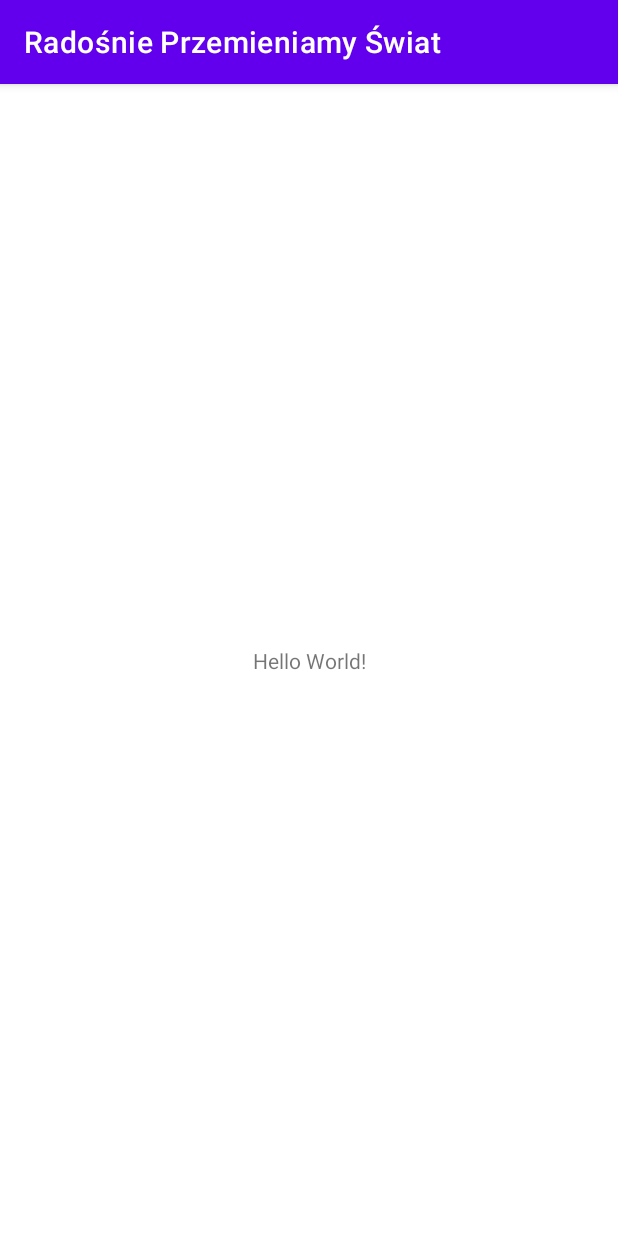
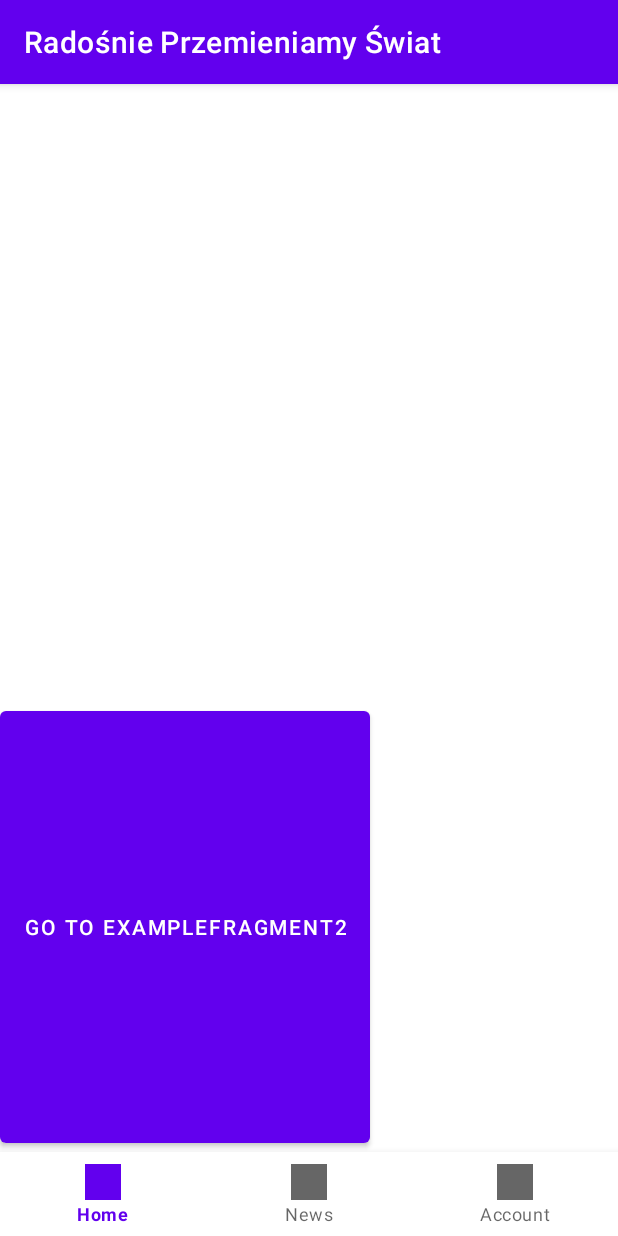
Before and after one commit to DamianSamek/radosnie_przemieniamy_swiat, an Android app: the screen it shows after launch (MainActivity), on a phone screen of 412 x 824 dp. Run offline under Robolectric (Android 15) with nearby library versions, the phone set to English and light mode, and no system bars; our stand-ins replace navigation-ui.

Commit message:
Setup navigation

```diff
--- /dev/null
+++ b/frontend/app/src/main/java/com/wsiz/projekt_zespolowy/ExampleFragment.kt
@@ -0,0 +1,28 @@
+package com.wsiz.projekt_zespolowy
+
+import android.os.Bundle
+import android.view.LayoutInflater
+import android.view.View
+import android.view.ViewGroup
+import androidx.fragment.app.Fragment
+import kotlinx.android.synthetic.main.example_fragment_layout.*
+
+class ExampleFragment : Fragment() {
+
+    override fun onCreateView(
+        inflater: LayoutInflater,
+        container: ViewGroup?,
+        savedInstanceState: Bundle?
+    ): View? {
+        return inflater.inflate(R.layout.example_fragment_layout, container, false)
+    }
+
+    override fun onViewCreated(view: View, savedInstanceState: Bundle?) {
+        super.onViewCreated(view, savedInstanceState)
+
+        button.setOnClickListener {
+            (activity as MainActivity).getNavController()
+                .navigate(R.id.action_exampleFragment_to_exampleFragment2)
+        }
+    }
+}
--- a/frontend/app/src/main/java/com/wsiz/projekt_zespolowy/MainActivity.kt
+++ b/frontend/app/src/main/java/com/wsiz/projekt_zespolowy/MainActivity.kt
@@ -1,11 +1,23 @@
 package com.wsiz.projekt_zespolowy
 
+import android.os.Bundle
 import androidx.appcompat.app.AppCompatActivity
-import android.os.Bundle
+import androidx.navigation.NavController
+import androidx.navigation.fragment.NavHostFragment
+import androidx.navigation.ui.setupWithNavController
+import kotlinx.android.synthetic.main.activity_main.*
 
 class MainActivity : AppCompatActivity() {
     override fun onCreate(savedInstanceState: Bundle?) {
         super.onCreate(savedInstanceState)
         setContentView(R.layout.activity_main)
+
+        bottomNavigationView.setupWithNavController(getNavController())
+    }
+
+    fun getNavController(): NavController {
+        val navigationHost: NavHostFragment =
+                supportFragmentManager.findFragmentById(R.id.fragmentContainer) as NavHostFragment
+        return navigationHost.navController
     }
 }
--- /dev/null
+++ b/frontend/app/src/main/res/anim/appearing_alpha.xml
@@ -0,0 +1,7 @@
+<?xml version="1.0" encoding="utf-8"?>
+<set xmlns:android="http://schemas.android.com/apk/res/android">
+    <alpha
+            android:duration="@android:integer/config_mediumAnimTime"
+            android:fromAlpha="0.0"
+            android:toAlpha="1.0" />
+</set>
--- /dev/null
+++ b/frontend/app/src/main/res/anim/disappearing_alpha.xml
@@ -0,0 +1,7 @@
+<?xml version="1.0" encoding="utf-8"?>
+<set xmlns:android="http://schemas.android.com/apk/res/android">
+    <alpha
+            android:duration="@android:integer/config_mediumAnimTime"
+            android:fromAlpha="1.0"
+            android:toAlpha="0.0" />
+</set>
--- a/frontend/app/src/main/res/layout/activity_main.xml
+++ b/frontend/app/src/main/res/layout/activity_main.xml
@@ -6,13 +6,20 @@
     android:layout_height="match_parent"
     tools:context=".MainActivity">
 
-    <TextView
-        android:layout_width="wrap_content"
+    <androidx.fragment.app.FragmentContainerView
+        android:id="@+id/fragmentContainer"
+        android:name="androidx.navigation.fragment.NavHostFragment"
+        android:layout_width="match_parent"
+        android:layout_height="0dp"
+        app:defaultNavHost="true"
+        app:layout_constraintTop_toTopOf="parent"
+        app:layout_constraintBottom_toTopOf="@+id/bottomNavigationView"
+        app:navGraph="@navigation/main_activity_navigation" />
+
+    <com.google.android.material.bottomnavigation.BottomNavigationView
+        android:id="@+id/bottomNavigationView"
+        android:layout_width="match_parent"
         android:layout_height="wrap_content"
-        android:text="Hello World!"
-        app:layout_constraintBottom_toBottomOf="parent"
-        app:layout_constraintLeft_toLeftOf="parent"
-        app:layout_constraintRight_toRightOf="parent"
-        app:layout_constraintTop_toTopOf="parent" />
-
+        app:menu="@menu/navigation_menu"
+        app:layout_constraintBottom_toBottomOf="parent"/>
 </androidx.constraintlayout.widget.ConstraintLayout>
--- /dev/null
+++ b/frontend/app/src/main/res/layout/example_fragment_layout.xml
@@ -0,0 +1,14 @@
+<?xml version="1.0" encoding="utf-8"?>
+<androidx.constraintlayout.widget.ConstraintLayout xmlns:android="http://schemas.android.com/apk/res/android"
+    xmlns:app="http://schemas.android.com/apk/res-auto"
+    android:layout_width="match_parent"
+    android:layout_height="match_parent">
+
+    <Button
+        android:id="@+id/button"
+        android:layout_width="wrap_content"
+        android:layout_height="300dp"
+        android:text="Go to ExampleFragment2"
+        app:layout_constraintBottom_toBottomOf="parent"
+        app:layout_constraintStart_toStartOf="parent" />
+</androidx.constraintlayout.widget.ConstraintLayout>
--- /dev/null
+++ b/frontend/app/src/main/res/menu/navigation_menu.xml
@@ -0,0 +1,20 @@
+<?xml version="1.0" encoding="utf-8"?>
+<menu xmlns:android="http://schemas.android.com/apk/res/android">
+    <item
+        android:id="@+id/exampleFragment"
+        android:icon="@drawable/ic_launcher_background"
+        android:menuCategory="secondary"
+        android:title="Home" />
+
+    <item
+        android:id="@+id/exampleFragment2"
+        android:icon="@drawable/ic_launcher_background"
+        android:menuCategory="secondary"
+        android:title="News" />
+
+    <item
+        android:id="@+id/exampleFragment3"
+        android:icon="@drawable/ic_launcher_background"
+        android:menuCategory="secondary"
+        android:title="Account" />
+</menu>
--- /dev/null
+++ b/frontend/app/src/main/res/navigation/main_activity_navigation.xml
@@ -0,0 +1,50 @@
+<?xml version="1.0" encoding="utf-8"?>
+<navigation xmlns:android="http://schemas.android.com/apk/res/android"
+    xmlns:app="http://schemas.android.com/apk/res-auto"
+    xmlns:tools="http://schemas.android.com/tools"
+    android:id="@+id/main_activity_navigation"
+    app:startDestination="@id/exampleFragment">
+
+    <fragment
+        android:id="@+id/exampleFragment"
+        android:name="com.wsiz.projekt_zespolowy.ExampleFragment"
+        tools:layout="@layout/example_fragment_layout">
+
+        <action
+            android:id="@+id/action_exampleFragment_to_exampleFragment2"
+            app:destination="@id/exampleFragment2"
+            app:enterAnim="@anim/appearing_alpha"
+            app:exitAnim="@anim/disappearing_alpha"
+            app:popEnterAnim="@anim/appearing_alpha"
+            app:popExitAnim="@anim/disappearing_alpha" />
+    </fragment>
+
+    <fragment
+        android:id="@+id/exampleFragment2"
+        android:name="com.wsiz.projekt_zespolowy.ExampleFragment2"
+        tools:layout="@layout/example_fragment_2_layout">
+
+        <action
+            android:id="@+id/action_exampleFragment2_to_exampleFragment3"
+            app:destination="@id/exampleFragment3"
+            app:enterAnim="@anim/appearing_alpha"
+            app:exitAnim="@anim/disappearing_alpha"
+            app:launchSingleTop="true"
+            app:popEnterAnim="@anim/appearing_alpha"
+            app:popExitAnim="@anim/disappearing_alpha" />
+    </fragment>
+
+    <fragment
+        android:id="@+id/exampleFragment3"
+        android:name="com.wsiz.projekt_zespolowy.ExampleFragment3"
+        tools:layout="@layout/example_fragment_3_layout">
+
+        <action
+            android:id="@+id/action_exampleFragment3_to_exampleFragment"
+            app:destination="@id/exampleFragment"
+            app:enterAnim="@anim/appearing_alpha"
+            app:exitAnim="@anim/disappearing_alpha"
+            app:popEnterAnim="@anim/appearing_alpha"
+            app:popExitAnim="@anim/disappearing_alpha" />
+    </fragment>
+</navigation>
```
Also changed, not shown: frontend/app/build.gradle (+8 -3 lines), frontend/app/src/main/java/com/wsiz/projekt_zespolowy/ExampleFragment2.kt (added, +28 -0 lines), frontend/app/src/main/java/com/wsiz/projekt_zespolowy/ExampleFragment3.kt (added, +28 -0 lines), frontend/app/src/main/res/layout/example_fragment_2_layout.xml (added, +16 -0 lines), frontend/app/src/main/res/layout/example_fragment_3_layout.xml (added, +16 -0 lines).
